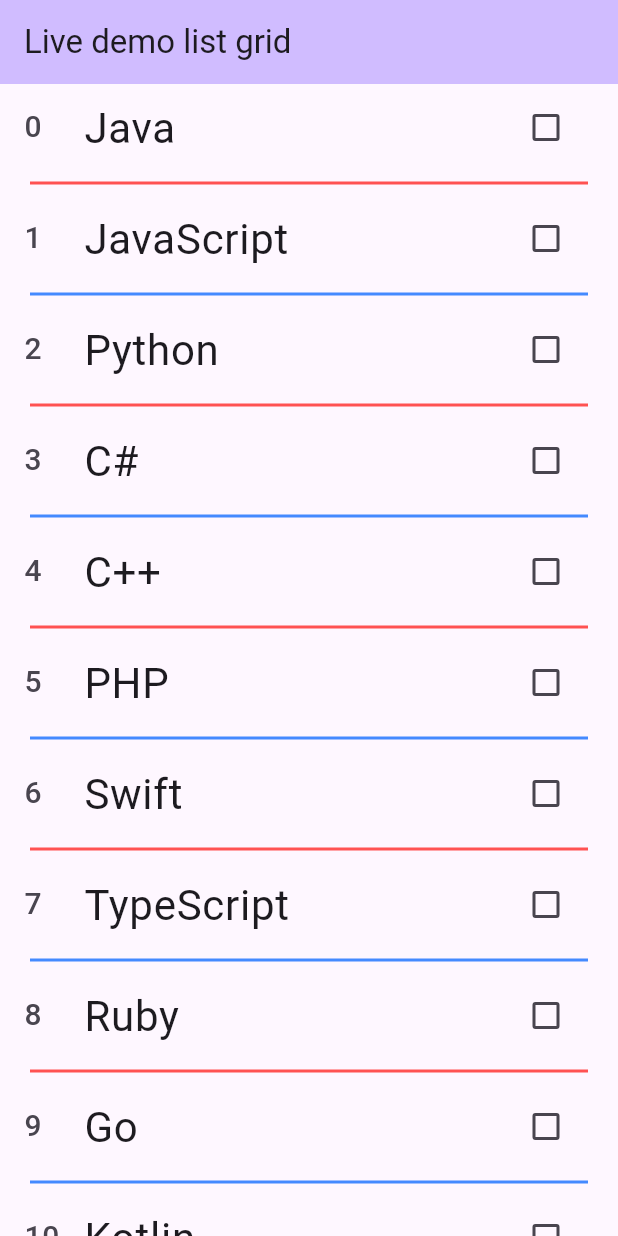
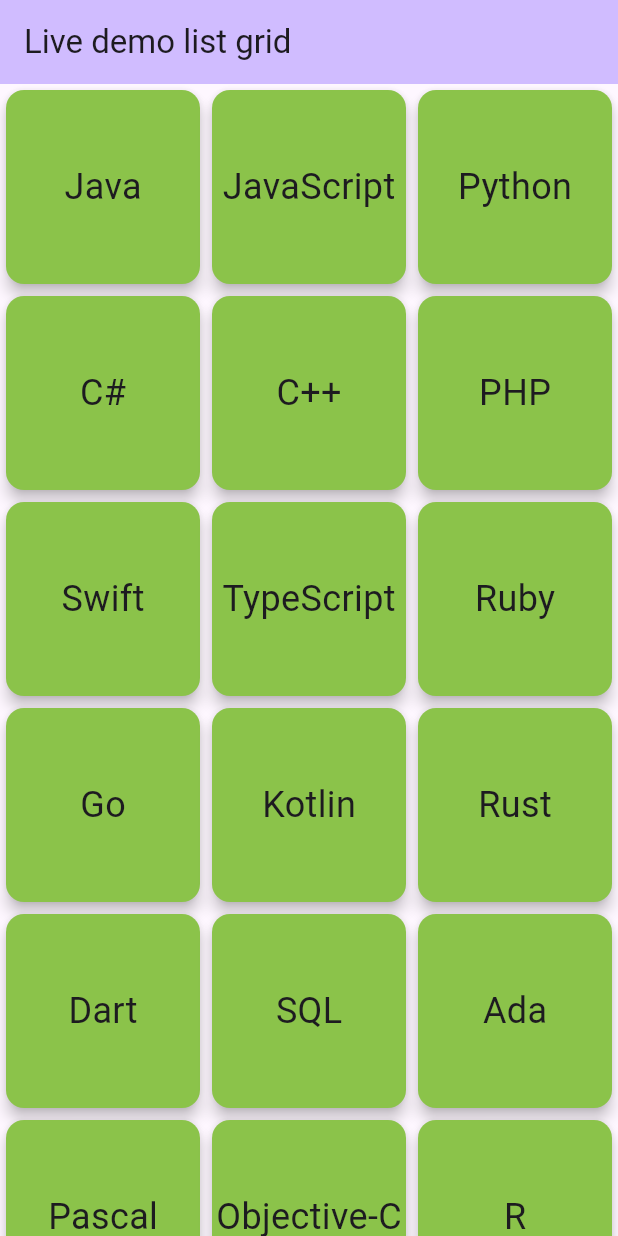
Before and after one commit to lpastyle/list_grid_live, a Flutter app: the screen it shows after launch, on a phone screen of 412 x 824 dp. Run offline on Flutter 3.47's test engine with Material 3 defaults, Android fonts, the phone set to English and light mode, and no system bars.

Commit message:
Added grid view

```diff
--- a/lib/main.dart
+++ b/lib/main.dart
@@ -69,25 +69,17 @@ class HomePageState extends State<HomePage> {
         backgroundColor: Theme.of(context).colorScheme.inversePrimary,
         title: const Text("Live demo list grid"),
       ),
-      //body: SingleChildScrollView (
-      body: ListView.separated (
-        itemBuilder: (context, index) => Dismissible(
-          key: Key(langages[index].name),
-          onDismissed: (direction) => setState(() => langages.removeAt(index)),
-          direction: DismissDirection.startToEnd,
-          background: Container(color: Colors.red),
-          child: langageTile(index),
+      body: GridView.builder(
+        gridDelegate: SliverGridDelegateWithFixedCrossAxisCount(crossAxisCount: 3),
+        itemBuilder: (context, index) => Card(
+          elevation: 4,
+          color: Colors.lightGreen,
+          child: Center(
+            child: Text(langages[index].name, style: TextStyle(fontSize: 24)),
+          )
         ),
-       separatorBuilder: (context,index) => Divider(
-        endIndent: 20,
-        indent: 20,
-        thickness: 2,
-        color: index % 2 == 0 ?
-          Colors.redAccent :
-          Colors.blueAccent,
-       ),
-       itemCount: top20langages.length,
-    ),
+        itemCount: langages.length,
+      )
    );
   }
 
```
